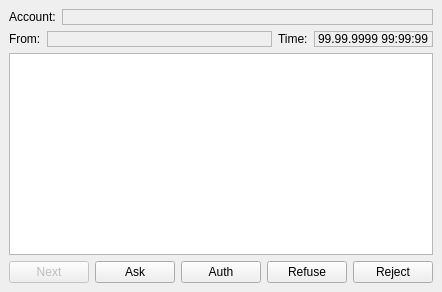
The window that Vacuum/trunk/src/plugins/RosterChanger/subscriptiondialog.ui (vacuum-im/vacuum-im) describes before a commit, drawn with Qt 5.
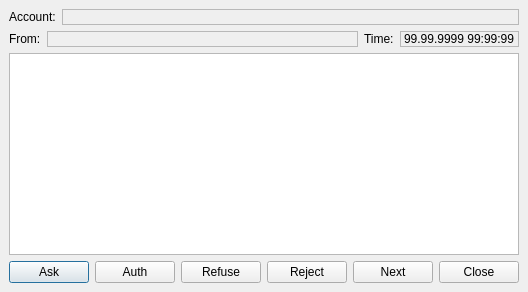
The same window after the commit.

Patch:
```diff
--- a/Vacuum/trunk/src/plugins/RosterChanger/subscriptiondialog.ui
+++ b/Vacuum/trunk/src/plugins/RosterChanger/subscriptiondialog.ui
@@ -1,11 +1,11 @@
 <ui version="4.0" >
  <class>SubscriptionDialogClass</class>
- <widget class="QWidget" name="SubscriptionDialogClass" >
+ <widget class="QDialog" name="SubscriptionDialogClass" >
   <property name="geometry" >
    <rect>
     <x>0</x>
     <y>0</y>
-    <width>424</width>
+    <width>500</width>
     <height>292</height>
    </rect>
   </property>
@@ -128,19 +128,6 @@
      <property name="spacing" >
       <number>6</number>
      </property>
-     <item>
-      <widget class="QPushButton" name="pbtNext" >
-       <property name="enabled" >
-        <bool>false</bool>
-       </property>
-       <property name="toolTip" >
-        <string>Switch to next request</string>
-       </property>
-       <property name="text" >
-        <string>Next</string>
-       </property>
-      </widget>
-     </item>
      <item>
       <widget class="QPushButton" name="pbtSubscribe" >
        <property name="toolTip" >
@@ -181,6 +168,33 @@
        </property>
       </widget>
      </item>
+     <item>
+      <spacer>
+       <property name="orientation" >
+        <enum>Qt::Horizontal</enum>
+       </property>
+       <property name="sizeHint" >
+        <size>
+         <width>40</width>
+         <height>20</height>
+        </size>
+       </property>
+      </spacer>
+     </item>
+     <item>
+      <widget class="QPushButton" name="pbtNext" >
+       <property name="text" >
+        <string>Next</string>
+       </property>
+      </widget>
+     </item>
+     <item>
+      <widget class="QPushButton" name="pbtClose" >
+       <property name="text" >
+        <string>Close</string>
+       </property>
+      </widget>
+     </item>
     </layout>
    </item>
   </layout>
```
Left out of the diff: 3 changed lines with no effect on the pictures.
